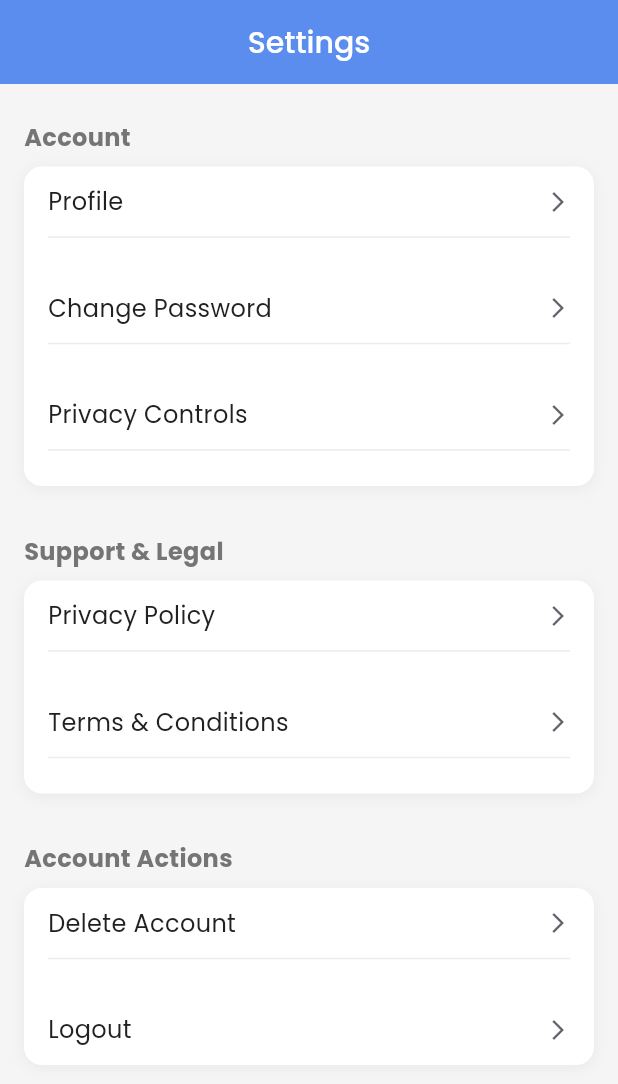
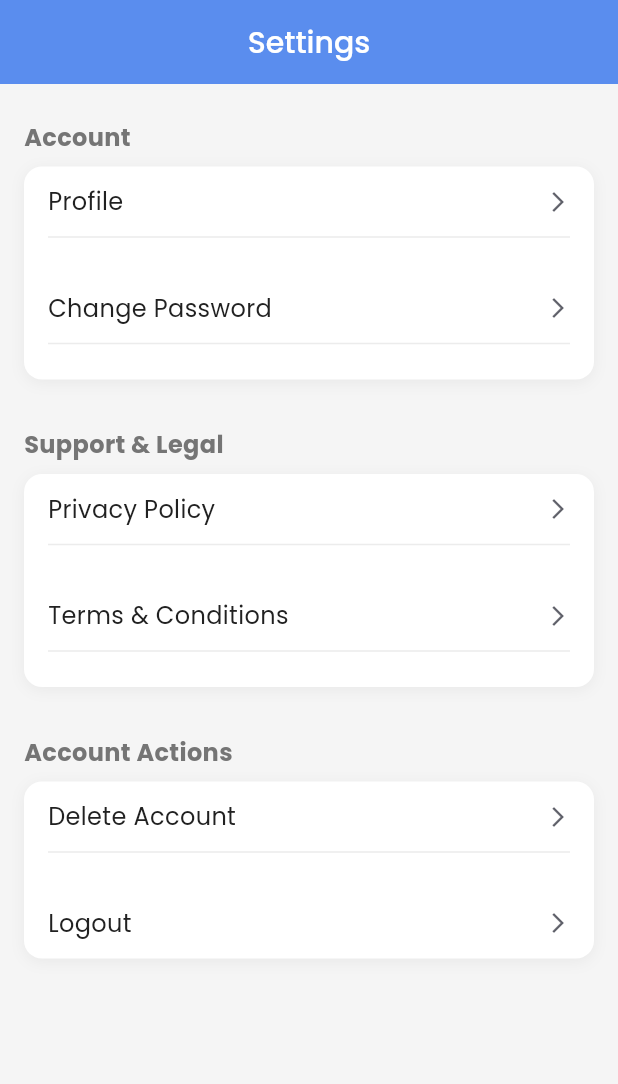
Before and after one commit to ShahinAlam7893/Dynamic-Calendar-App, a Flutter app: the SettingsPage screen opened directly, on a phone screen of 412 x 824 dp. Shown: the top 1084 px of the screen. Run offline on Flutter 3.47's test engine with Material 3 defaults, Android fonts, the phone set to English and light mode, and no system bars; our stand-ins replace dotted_border, go_router.

```diff
--- a/lib/core/constants/app_colors.dart
+++ b/lib/core/constants/app_colors.dart
@@ -6,28 +6,21 @@ class AppColors {
   static const Color secondaryBlue = Color(0xFFD8ECFF); // Main app blue
   static const Color lightBlue = Color(0xFFC7E0FF); // Lighter blue for backgrounds
   static const Color accentGreen = Color(0xFF4CAF50); // Green for "available" or checkmarks
-
   // Text Colors
   static const Color textColorPrimary = Color(0xFF212121); // Dark grey for most text
   static const Color textColorSecondary = Color(0xFF757575); // Lighter grey for secondary text
   static const Color textColorWhite = Colors.white;
-
   // Background Colors
   static const Color backgroundLight = Color(0xFFF5F5F5); // Light grey general background
   static const Color backgroundWhite = Color(0xFFFFFFFF);
-
   // Button Colors
   static const Color buttonPrimary = primaryBlue;
-
   // Specific to Onboarding
   static const Color onboardingDotActive = primaryBlue;
   static const Color onboardingDotInactive = Color(0xFFD8ECFF);
-
   static var inputBorderColor = Color(0xFF1010101A);
   static const Color inputOutline = Color(0x1A101010);
-
   static var inputHintColor = Color(0x661B1D2A);
-
   static var iconColor = Color(0xFFF5F5F5);
   static const Color otpInputFill = Color(0x33FFFFFF);
   static const Color shadowColor = Color(0x0F0000000);
@@ -56,7 +49,7 @@ class AppColors {
   static const Color textLight = Color(0xB21B1D2A);
   static const Color dateBackground = Color(0xFFE0E0E0); // Light gray for inactive dates
   static const Color dateText = Color(0xFF616161);
-  static const Color availableGreen = Color(0x1A36D399);
+  static const Color availableGreen = Color(0xFF36D399);
 
 
 
--- a/lib/presentation/features/availability/view/create_edit_availability_screen.dart
+++ b/lib/presentation/features/availability/view/create_edit_availability_screen.dart
@@ -395,7 +395,7 @@ class _AvailabilityPageState extends State<AvailabilityPage> {
       'Just this once',
       'Repeat weekly',
       'Repeat monthly',
-      'Custom schedule',
+      // 'Custom schedule',
     ];
 
     return Container(
--- a/lib/presentation/features/group_management/view/group_management_page.dart
+++ b/lib/presentation/features/group_management/view/group_management_page.dart
@@ -539,10 +539,10 @@ class _GroupManagementPageState extends State<GroupManagementPage> {
                       icon: Icons.chat_bubble_outline,
                       label: 'Message',
                       onTap: () {
-                        context.go(
+                        context.push(
                           RoutePaths.onetooneconversationpage,
-                          extra: member.name,
-                        ); // Corrected from onetooneconversationpage
+                          extra: {'name': member.name},
+                        );
                       },
                     ),
                     const SizedBox(width: 16.0),
--- a/lib/presentation/features/settings/view/profile_page.dart
+++ b/lib/presentation/features/settings/view/profile_page.dart
@@ -104,7 +104,7 @@ class _ProfilePageState extends State<ProfilePage> {
   List<Map<String, String>> _children = [
     {'name': 'Ella Jonson', 'age': '10 years old'},
   ];
-  String _profileImageUrl = AppAssets.peterJohnson; // Placeholder for Peter Johnson's image
+  String _profileImageUrl = AppAssets.profilePicture; // Placeholder for Peter Johnson's image
 
   @override
   void initState() {
--- a/lib/presentation/features/settings/view/settings_screen.dart
+++ b/lib/presentation/features/settings/view/settings_screen.dart
@@ -173,12 +173,12 @@ class SettingsPage extends StatelessWidget {
                 Icons.lock_outline,
                     () => context.push(RoutePaths.forgotpassword),
               ),
-              _buildSettingsItem(
-                context,
-                'Privacy Controls',
-                Icons.privacy_tip_outlined,
-                    () => context.push(RoutePaths.privacyControls),
-              ),
+              // _buildSettingsItem(
+              //   context,
+              //   'Privacy Controls',
+              //   Icons.privacy_tip_outlined,
+              //       () => context.push(RoutePaths.privacyControls),
+              // ),
             ]),
             const SizedBox(height: 24.0),
 
```
Also changed, not shown: lib/presentation/features/chat/view/chat_list_screen.dart (+20 -14 lines), lib/presentation/features/home/view/home_screen.dart (+28 -5 lines), lib/presentation/features/onboarding/view/splash_screen.dart (+11 -3 lines).
